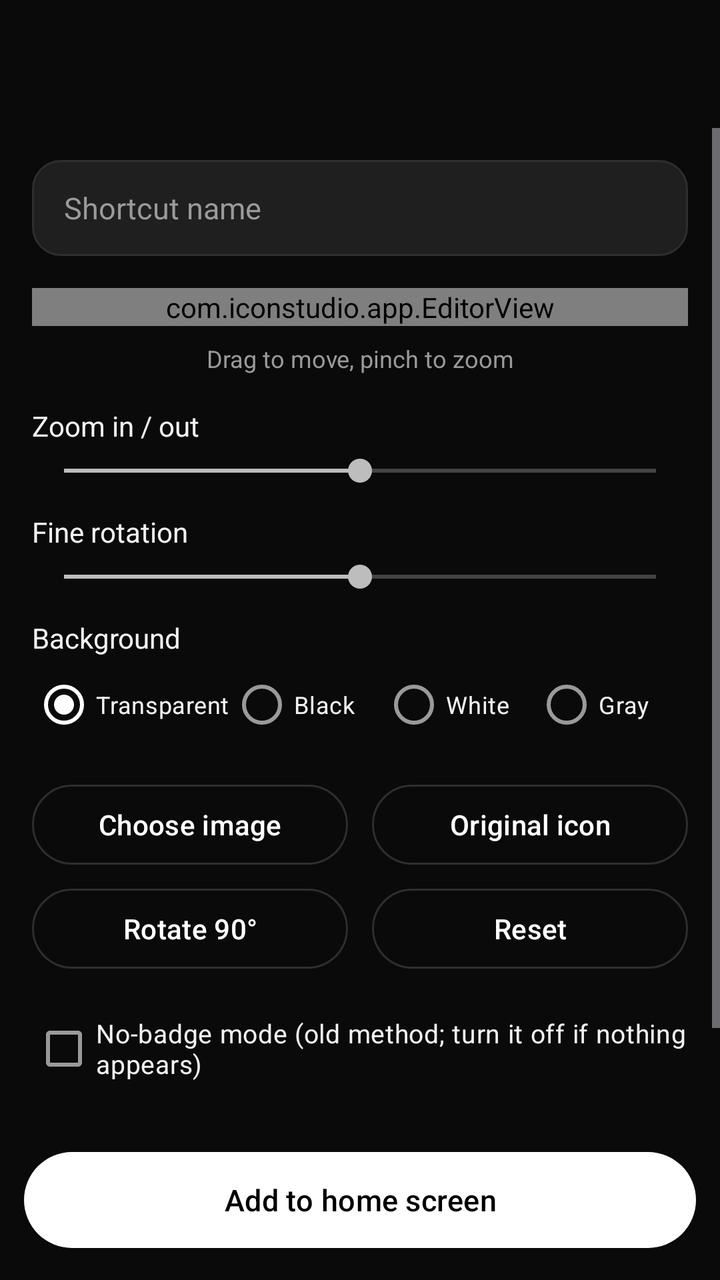
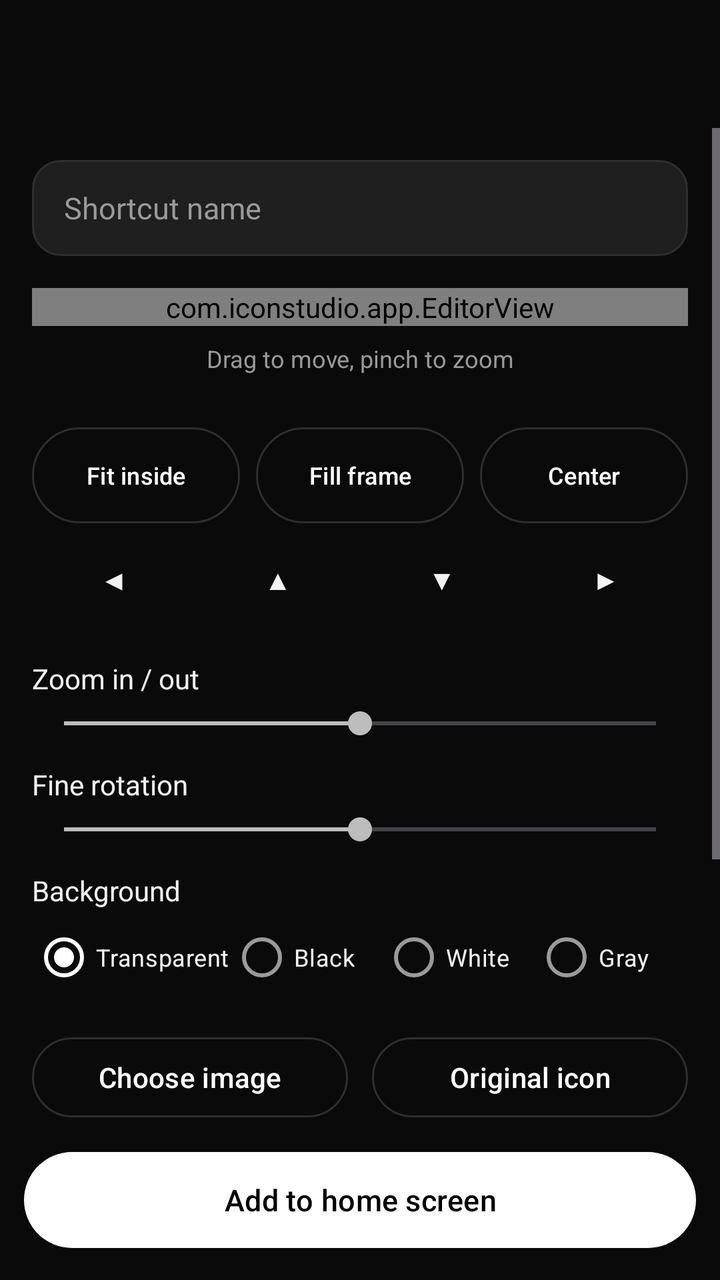

Two renders of the same Android screen: before a commit and after it. Below are the layout's source before the change and the commit's diff.
<!-- AndroidManifest.xml: application theme Theme.IconStudio -->
<!-- res/layout/activity_editor.xml -->
<?xml version="1.0" encoding="utf-8"?>
<LinearLayout xmlns:android="http://schemas.android.com/apk/res/android"
    xmlns:app="http://schemas.android.com/apk/res-auto"
    android:layout_width="match_parent"
    android:layout_height="match_parent"
    android:background="@color/bg"
    android:orientation="vertical">

    <com.google.android.material.appbar.MaterialToolbar
        android:id="@+id/toolbar"
        android:layout_width="match_parent"
        android:layout_height="?attr/actionBarSize"
        android:background="@color/bg"
        app:titleTextColor="@color/text_primary" />

    <ScrollView
        android:layout_width="match_parent"
        android:layout_height="0dp"
        android:layout_weight="1"
        android:fillViewport="true">

        <LinearLayout
            android:layout_width="match_parent"
            android:layout_height="wrap_content"
            android:orientation="vertical"
            android:padding="16dp">

            <EditText
                android:id="@+id/nameInput"
                android:layout_width="match_parent"
                android:layout_height="48dp"
                android:background="@drawable/bg_field"
                android:hint="@string/hint_name"
                android:importantForAutofill="no"
                android:inputType="text"
                android:maxLength="40"
                android:maxLines="1"
                android:paddingStart="16dp"
                android:paddingEnd="16dp"
                android:textColor="@color/text_primary"
                android:textColorHint="@color/text_dim"
                android:textSize="15sp" />

            <com.iconstudio.app.EditorView
                android:id="@+id/editor"
                android:layout_width="match_parent"
                android:layout_height="wrap_content"
                android:layout_gravity="center_horizontal"
                android:layout_marginTop="16dp" />

            <TextView
                android:layout_width="match_parent"
                android:layout_height="wrap_content"
                android:layout_marginTop="8dp"
                android:gravity="center"
                android:text="@string/hint_gestures"
                android:textColor="@color/text_dim"
                android:textSize="12sp" />

            <TextView
                android:layout_width="wrap_content"
                android:layout_height="wrap_content"
                android:layout_marginTop="16dp"
                android:text="@string/label_zoom"
                android:textColor="@color/text_primary"
                android:textSize="14sp" />

            <SeekBar
                android:id="@+id/seekZoom"
                android:layout_width="match_parent"
                android:layout_height="wrap_content"
                android:layout_marginTop="4dp"
                android:max="100"
                android:progress="50" />

            <TextView
                android:layout_width="wrap_content"
                android:layout_height="wrap_content"
                android:layout_marginTop="12dp"
                android:text="@string/label_rotation"
                android:textColor="@color/text_primary"
                android:textSize="14sp" />

            <SeekBar
                android:id="@+id/seekRotation"
                android:layout_width="match_parent"
                android:layout_height="wrap_content"
                android:layout_marginTop="4dp"
                android:max="360"
                android:progress="180" />

            <TextView
                android:layout_width="wrap_content"
                android:layout_height="wrap_content"
                android:layout_marginTop="12dp"
                android:text="@string/label_background"
                android:textColor="@color/text_primary"
                android:textSize="14sp" />

            <RadioGroup
                android:id="@+id/bgGroup"
                android:layout_width="match_parent"
                android:layout_height="wrap_content"
                android:orientation="horizontal">

                <RadioButton
                    android:id="@+id/bgTransparent"
                    android:layout_width="0dp"
                    android:layout_height="wrap_content"
                    android:layout_weight="1.3"
                    android:checked="true"
                    android:text="@string/bg_transparent"
                    android:textColor="@color/text_primary"
                    android:textSize="12sp" />

                <RadioButton
                    android:id="@+id/bgBlack"
                    android:layout_width="0dp"
                    android:layout_height="wrap_content"
                    android:layout_weight="1"
                    android:text="@string/bg_black"
                    android:textColor="@color/text_primary"
                    android:textSize="12sp" />

                <RadioButton
                    android:id="@+id/bgWhite"
                    android:layout_width="0dp"
                    android:layout_height="wrap_content"
                    android:layout_weight="1"
                    android:text="@string/bg_white"
                    android:textColor="@color/text_primary"
                    android:textSize="12sp" />

                <RadioButton
                    android:id="@+id/bgGray"
                    android:layout_width="0dp"
                    android:layout_height="wrap_content"
                    android:layout_weight="1"
                    android:text="@string/bg_gray"
                    android:textColor="@color/text_primary"
                    android:textSize="12sp" />
            </RadioGroup>

            <TextView
                android:id="@+id/sizeLabel"
                android:layout_width="wrap_content"
                android:layout_height="wrap_content"
                android:layout_marginTop="12dp"
                android:text="@string/label_size"
                android:textColor="@color/text_primary"
                android:textSize="14sp"
                android:visibility="gone" />

            <LinearLayout
                android:id="@+id/sizeRow"
                android:layout_width="match_parent"
                android:layout_height="wrap_content"
                android:gravity="center"
                android:orientation="horizontal"
                android:visibility="gone">

                <NumberPicker
                    android:id="@+id/sizeW"
                    android:layout_width="wrap_content"
                    android:layout_height="wrap_content" />

                <TextView
                    android:layout_width="wrap_content"
                    android:layout_height="wrap_content"
                    android:paddingStart="20dp"
                    android:paddingEnd="20dp"
                    android:text="×"
                    android:textColor="@color/text_primary"
                    android:textSize="24sp" />

                <NumberPicker
                    android:id="@+id/sizeH"
                    android:layout_width="wrap_content"
                    android:layout_height="wrap_content" />
            </LinearLayout>

            <CheckBox
                android:id="@+id/showName"
                android:layout_width="match_parent"
                android:layout_height="wrap_content"
                android:layout_marginTop="4dp"
                android:checked="true"
                android:text="@string/label_show_name"
                android:textColor="@color/text_primary"
                android:textSize="13sp"
                android:visibility="gone" />

            <LinearLayout
                android:layout_width="match_parent"
                android:layout_height="wrap_content"
                android:layout_marginTop="12dp"
                android:orientation="horizontal">

                <com.google.android.material.button.MaterialButton
                    android:id="@+id/btnPick"
                    style="@style/Widget.Material3.Button.OutlinedButton"
                    android:layout_width="0dp"
                    android:layout_height="wrap_content"
                    android:layout_marginEnd="6dp"
                    android:layout_weight="1"
                    android:text="@string/btn_pick" />

                <com.google.android.material.button.MaterialButton
                    android:id="@+id/btnOriginal"
                    style="@style/Widget.Material3.Button.OutlinedButton"
                    android:layout_width="0dp"
                    android:layout_height="wrap_content"
                    android:layout_marginStart="6dp"
                    android:layout_weight="1"
                    android:text="@string/btn_original" />
            </LinearLayout>

            <LinearLayout
                android:layout_width="match_parent"
                android:layout_height="wrap_content"
                android:layout_marginTop="4dp"
                android:orientation="horizontal">

                <com.google.android.material.button.MaterialButton
                    android:id="@+id/btnRotate"
                    style="@style/Widget.Material3.Button.OutlinedButton"
                    android:layout_width="0dp"
                    android:layout_height="wrap_content"
                    android:layout_marginEnd="6dp"
                    android:layout_weight="1"
                    android:text="@string/btn_rotate" />

                <com.google.android.material.button.MaterialButton
                    android:id="@+id/btnReset"
                    style="@style/Widget.Material3.Button.OutlinedButton"
                    android:layout_width="0dp"
                    android:layout_height="wrap_content"
                    android:layout_marginStart="6dp"
                    android:layout_weight="1"
                    android:text="@string/btn_reset" />
            </LinearLayout>

            <CheckBox
                android:id="@+id/compatMode"
                android:layout_width="match_parent"
                android:layout_height="wrap_content"
                android:layout_marginTop="12dp"
                android:text="@string/compat_mode"
                android:textColor="@color/text_primary"
                android:textSize="13sp" />

            <TextView
                android:id="@+id/editorNote"
                android:layout_width="match_parent"
                android:layout_height="wrap_content"
                android:layout_marginTop="16dp"
                android:text="@string/editor_note"
                android:textColor="@color/text_dim"
                android:textSize="12sp" />
        </LinearLayout>
    </ScrollView>

    <com.google.android.material.button.MaterialButton
        android:id="@+id/btnSave"
        android:layout_width="match_parent"
        android:layout_height="56dp"
        android:layout_margin="12dp"
        android:text="@string/btn_add_home"
        android:textSize="15sp" />
</LinearLayout>
<!-- resources referenced by this layout -->
<resources>
  <color name="bg">#0A0A0A</color>
  <color name="text_dim">#9A9A9A</color>
  <color name="text_primary">#F2F2F2</color>
  <!-- drawable bg_field (drawable) -->
  <?xml version="1.0" encoding="utf-8"?>
  <shape xmlns:android="http://schemas.android.com/apk/res/android"
      android:shape="rectangle">
      <solid android:color="@color/surface2" />
      <stroke
          android:width="1dp"
          android:color="@color/stroke" />
      <corners android:radius="14dp" />
  </shape>
  <string name="bg_black">Black</string>
  <string name="bg_gray">Gray</string>
  <string name="bg_transparent">Transparent</string>
  <string name="bg_white">White</string>
  <string name="btn_add_home">Add to home screen</string>
  <string name="btn_original">Original icon</string>
  <string name="btn_pick">Choose image</string>
  <string name="btn_reset">Reset</string>
  <string name="btn_rotate">Rotate 90°</string>
  <string name="compat_mode">No-badge mode (old method; turn it off if nothing appears)</string>
  <string name="editor_note">This adds a custom shortcut to your home screen that opens the original app. It does not change the original app icon.</string>
  <string name="hint_gestures">Drag to move, pinch to zoom</string>
  <string name="hint_name">Shortcut name</string>
  <string name="label_background">Background</string>
  <string name="label_rotation">Fine rotation</string>
  <string name="label_show_name">Show the name under the icon</string>
  <string name="label_size">Size on home screen</string>
  <string name="label_zoom">Zoom in / out</string>
  <style name="Theme.IconStudio" parent="Theme.Material3.Dark.NoActionBar">
          <item name="colorPrimary">#FFFFFF</item>
          <item name="colorOnPrimary">#000000</item>
          <item name="colorPrimaryContainer">#2A2A2A</item>
          <item name="colorOnPrimaryContainer">#FFFFFF</item>
          <item name="colorSecondary">#BDBDBD</item>
          <item name="colorOnSecondary">#000000</item>
          <item name="colorSurface">@color/surface</item>
          <item name="colorOnSurface">@color/text_primary</item>
          <item name="colorSurfaceVariant">@color/surface2</item>
          <item name="colorOnSurfaceVariant">@color/text_dim</item>
          <item name="colorOutline">@color/stroke</item>
          <item name="android:colorBackground">@color/bg</item>
          <item name="android:statusBarColor">@color/bg</item>
          <item name="android:navigationBarColor">@color/bg</item>
          <item name="android:textAppearanceLargePopupMenu">@style/TextAppearance.Zat.PopupMenu</item>
          <item name="textAppearanceLargePopupMenu">@style/TextAppearance.Zat.PopupMenu</item>
          <item name="textAppearanceSmallPopupMenu">@style/TextAppearance.Zat.PopupMenu</item>
      </style>
  <color name="surface2">#1F1F1F</color>
  <color name="stroke">#2E2E2E</color>
  <color name="surface">#161616</color>
  <style name="TextAppearance.Zat.PopupMenu" parent="TextAppearance.AppCompat.Widget.PopupMenu.Large">
          <item name="android:textSize">13sp</item>
      </style>
</resources>

<!-- the commit's change to res/layout/activity_editor.xml (unified diff, before → after) -->
@@ -58,6 +58,108 @@
                 android:textSize="12sp" />
 
             <TextView
+                android:id="@+id/sizeInfo"
+                android:layout_width="match_parent"
+                android:layout_height="wrap_content"
+                android:layout_marginTop="2dp"
+                android:gravity="center"
+                android:textColor="@color/text_dim"
+                android:textSize="12sp" />
+
+            <LinearLayout
+                android:layout_width="match_parent"
+                android:layout_height="wrap_content"
+                android:layout_marginTop="8dp"
+                android:orientation="horizontal">
+
+                <com.google.android.material.button.MaterialButton
+                    android:id="@+id/btnFit"
+                    style="@style/Widget.Material3.Button.OutlinedButton"
+                    android:layout_width="0dp"
+                    android:layout_height="wrap_content"
+                    android:layout_marginEnd="4dp"
+                    android:layout_weight="1"
+                    android:insetTop="0dp"
+                    android:insetBottom="0dp"
+                    android:paddingStart="4dp"
+                    android:paddingEnd="4dp"
+                    android:text="@string/btn_fit"
+                    android:textSize="12sp" />
+
+                <com.google.android.material.button.MaterialButton
+                    android:id="@+id/btnFill"
+                    style="@style/Widget.Material3.Button.OutlinedButton"
+                    android:layout_width="0dp"
+                    android:layout_height="wrap_content"
+                    android:layout_marginStart="4dp"
+                    android:layout_marginEnd="4dp"
+                    android:layout_weight="1"
+                    android:insetTop="0dp"
+                    android:insetBottom="0dp"
+                    android:paddingStart="4dp"
+                    android:paddingEnd="4dp"
+                    android:text="@string/btn_fill"
+                    android:textSize="12sp" />
+
+                <com.google.android.material.button.MaterialButton
+                    android:id="@+id/btnCenter"
+                    style="@style/Widget.Material3.Button.OutlinedButton"
+                    android:layout_width="0dp"
+                    android:layout_height="wrap_content"
+                    android:layout_marginStart="4dp"
+                    android:layout_weight="1"
+                    android:insetTop="0dp"
+                    android:insetBottom="0dp"
+                    android:paddingStart="4dp"
+                    android:paddingEnd="4dp"
+                    android:text="@string/btn_center"
+                    android:textSize="12sp" />
+            </LinearLayout>
+
+            <LinearLayout
+                android:layout_width="match_parent"
+                android:layout_height="wrap_content"
+                android:layout_marginTop="4dp"
+                android:orientation="horizontal">
+
+                <com.google.android.material.button.MaterialButton
+                    android:id="@+id/nudgeLeft"
+                    style="@style/Widget.Material3.Button.TextButton"
+                    android:layout_width="0dp"
+                    android:layout_height="wrap_content"
+                    android:layout_weight="1"
+                    android:text="◀"
+                    android:textColor="@color/text_primary" />
+
+                <com.google.android.material.button.MaterialButton
+                    android:id="@+id/nudgeUp"
+                    style="@style/Widget.Material3.Button.TextButton"
+                    android:layout_width="0dp"
+                    android:layout_height="wrap_content"
+                    android:layout_weight="1"
+                    android:text="▲"
+                    android:textColor="@color/text_primary" />
+
+                <com.google.android.material.button.MaterialButton
+                    android:id="@+id/nudgeDown"
+                    style="@style/Widget.Material3.Button.TextButton"
+                    android:layout_width="0dp"
+                    android:layout_height="wrap_content"
+                    android:layout_weight="1"
+                    android:text="▼"
+                    android:textColor="@color/text_primary" />
+
+                <com.google.android.material.button.MaterialButton
+                    android:id="@+id/nudgeRight"
+                    style="@style/Widget.Material3.Button.TextButton"
+                    android:layout_width="0dp"
+                    android:layout_height="wrap_content"
+                    android:layout_weight="1"
+                    android:text="▶"
+                    android:textColor="@color/text_primary" />
+            </LinearLayout>
+
+            <TextView
                 android:layout_width="wrap_content"
                 android:layout_height="wrap_content"
                 android:layout_marginTop="16dp"
<!-- resource entries referenced after the edit -->
@@ -18,6 +18,9 @@
   <string name="bg_transparent">Transparent</string>
   <string name="bg_white">White</string>
   <string name="btn_add_home">Add to home screen</string>
+  <string name="btn_center">Center</string>
+  <string name="btn_fill">Fill frame</string>
+  <string name="btn_fit">Fit inside</string>
   <string name="btn_original">Original icon</string>
   <string name="btn_pick">Choose image</string>
   <string name="btn_reset">Reset</string>
